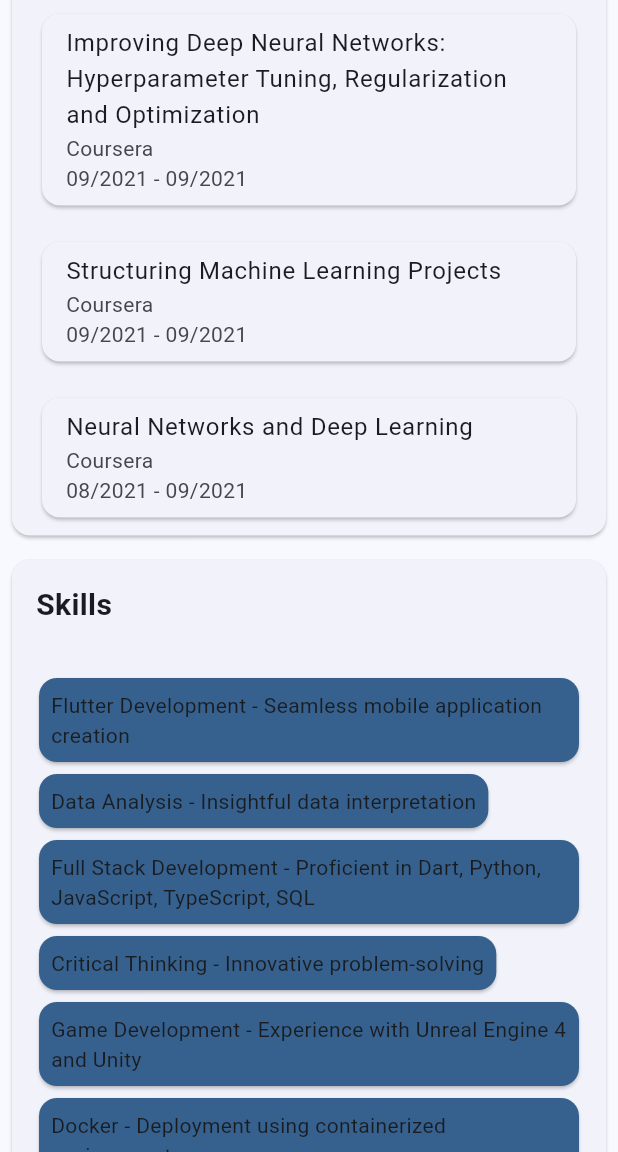
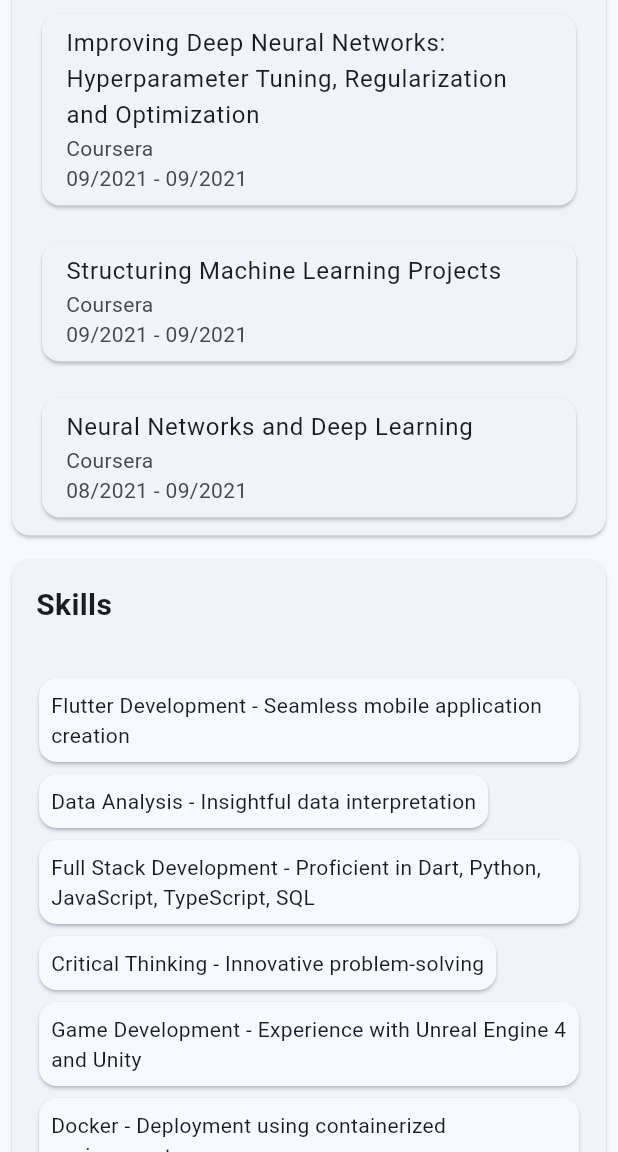
Before and after one commit to abdelaziz-mahdy/portfolio, a Flutter app: the screen it shows after launch, scrolled down 576 dp, on a phone screen of 412 x 824 dp, the part 84-1236 px from its top. Run offline on Flutter 3.47's test engine with Material 3 defaults, Android fonts, the light colour scheme and no system bars; our stand-ins replace dio; network calls fail.

Commit message:
fix color

```diff
--- a/lib/constants/view/skills_card.dart
+++ b/lib/constants/view/skills_card.dart
@@ -25,7 +25,7 @@ class SkillsCard extends StatelessWidget {
               children: skills
                   .map((skill) => Card(
                         margin: const EdgeInsets.all(2.0),
-                        color: Theme.of(context).primaryColor,
+                        color: Theme.of(context).cardColor,
                         child: Padding(
                           padding: const EdgeInsets.all(8.0),
                           child: Text(
```
